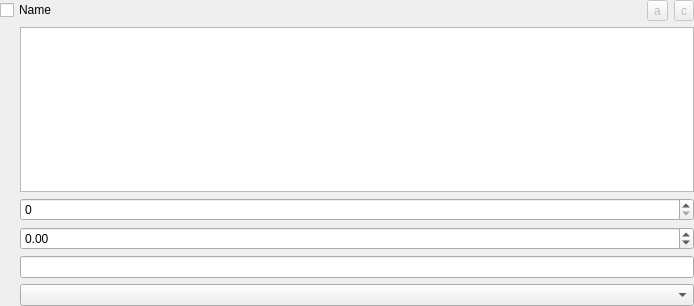
First picture: the form in dcoraid/gui/upload/widget_supplement_item.ui, repository DCOR-dev/DCOR-Aid, before the edit.
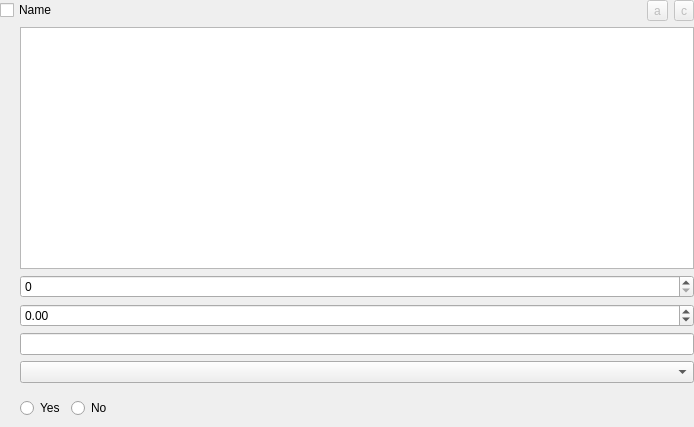
Second picture: the form after the edit. Icons and pictures are not drawn.

Commit message: enh: support boolean rss types

What changed in the file:
```diff
--- a/dcoraid/gui/upload/widget_supplement_item.ui
+++ b/dcoraid/gui/upload/widget_supplement_item.ui
@@ -7,7 +7,7 @@
     <x>0</x>
     <y>0</y>
     <width>694</width>
-    <height>306</height>
+    <height>427</height>
    </rect>
   </property>
   <property name="windowTitle">
@@ -158,6 +158,48 @@
          </property>
         </widget>
        </item>
+       <item>
+        <widget class="QWidget" name="widget_bool" native="true">
+         <property name="minimumSize">
+          <size>
+           <width>0</width>
+           <height>0</height>
+          </size>
+         </property>
+         <layout class="QHBoxLayout" name="horizontalLayout_3">
+          <property name="leftMargin">
+           <number>0</number>
+          </property>
+          <item>
+           <widget class="QRadioButton" name="radioButton_yes">
+            <property name="text">
+             <string>Yes</string>
+            </property>
+           </widget>
+          </item>
+          <item>
+           <widget class="QRadioButton" name="radioButton_no">
+            <property name="text">
+             <string>No</string>
+            </property>
+           </widget>
+          </item>
+          <item>
+           <spacer name="horizontalSpacer_2">
+            <property name="orientation">
+             <enum>Qt::Horizontal</enum>
+            </property>
+            <property name="sizeHint" stdset="0">
+             <size>
+              <width>0</width>
+              <height>0</height>
+             </size>
+            </property>
+           </spacer>
+          </item>
+         </layout>
+        </widget>
+       </item>
       </layout>
      </item>
     </layout>
```
The commit also changes 1 other file.
